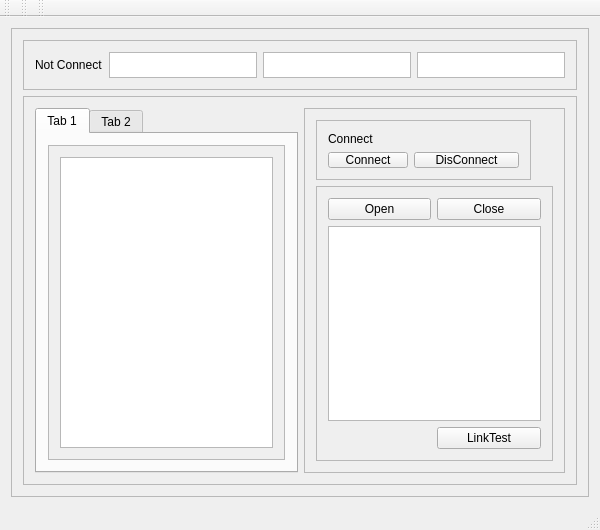
Above: Secs_Gem_Simulator/MainWindow.ui from NHSE/Secs-Gem-Simulator before the change. Below: the same form after it.
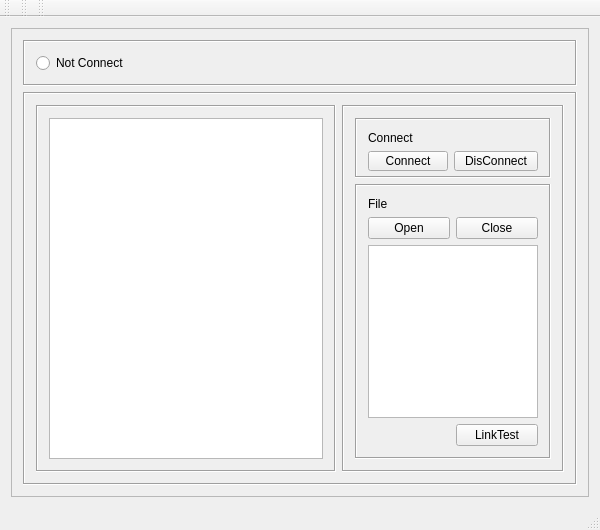
That is the form after the change.

```diff
--- a/Secs_Gem_Simulator/MainWindow.ui
+++ b/Secs_Gem_Simulator/MainWindow.ui
@@ -45,81 +45,60 @@
           </size>
          </property>
          <property name="frameShape">
-          <enum>QFrame::StyledPanel</enum>
+          <enum>QFrame::Box</enum>
          </property>
          <property name="frameShadow">
-          <enum>QFrame::Raised</enum>
+          <enum>QFrame::Sunken</enum>
          </property>
          <layout class="QHBoxLayout" name="horizontalLayout_6">
           <item>
-           <widget class="QLabel" name="lb_State">
+           <widget class="QRadioButton" name="rbtn_State">
+            <property name="enabled">
+             <bool>true</bool>
+            </property>
             <property name="text">
              <string>Not Connect</string>
             </property>
            </widget>
           </item>
-          <item>
-           <widget class="QTextEdit" name="textEdit_2"/>
-          </item>
-          <item>
-           <widget class="QTextEdit" name="textEdit"/>
-          </item>
-          <item>
-           <widget class="QTextEdit" name="textEdit_3"/>
-          </item>
          </layout>
         </widget>
        </item>
        <item>
         <widget class="QFrame" name="frame_7">
          <property name="frameShape">
-          <enum>QFrame::StyledPanel</enum>
+          <enum>QFrame::Box</enum>
          </property>
          <property name="frameShadow">
-          <enum>QFrame::Raised</enum>
+          <enum>QFrame::Sunken</enum>
          </property>
          <layout class="QHBoxLayout" name="horizontalLayout_4">
           <item>
-           <widget class="QTabWidget" name="tabWidget">
-            <property name="currentIndex">
-             <number>0</number>
+           <widget class="QScrollArea" name="scrollArea">
+            <property name="minimumSize">
+             <size>
+              <width>300</width>
+              <height>0</height>
+             </size>
             </property>
-            <widget class="QWidget" name="tab">
-             <attribute name="title">
-              <string>Tab 1</string>
-             </attribute>
-             <layout class="QHBoxLayout" name="horizontalLayout_2">
+            <property name="frameShape">
+             <enum>QFrame::Box</enum>
+            </property>
+            <property name="widgetResizable">
+             <bool>true</bool>
+            </property>
+            <widget class="QWidget" name="scrollAreaWidgetContents">
+             <property name="geometry">
+              <rect>
+               <x>0</x>
+               <y>0</y>
+               <width>296</width>
+               <height>361</height>
+              </rect>
+             </property>
+             <layout class="QHBoxLayout" name="horizontalLayout_7">
               <item>
-               <widget class="QScrollArea" name="scrollArea">
-                <property name="widgetResizable">
-                 <bool>true</bool>
-                </property>
-                <widget class="QWidget" name="scrollAreaWidgetContents">
-                 <property name="geometry">
-                  <rect>
-                   <x>0</x>
-                   <y>0</y>
-                   <width>274</width>
-                   <height>311</height>
-                  </rect>
-                 </property>
-                 <layout class="QHBoxLayout" name="horizontalLayout_7">
-                  <item>
-                   <widget class="QTextEdit" name="tb_SecsMsg"/>
-                  </item>
-                 </layout>
-                </widget>
-               </widget>
-              </item>
-             </layout>
-            </widget>
-            <widget class="QWidget" name="tab_2">
-             <attribute name="title">
-              <string>Tab 2</string>
-             </attribute>
-             <layout class="QHBoxLayout" name="horizontalLayout_3">
-              <item>
-               <widget class="QTextBrowser" name="textBrowser_2"/>
+               <widget class="QTextEdit" name="tb_SecsMsg"/>
               </item>
              </layout>
             </widget>
@@ -128,10 +107,10 @@
           <item>
            <widget class="QFrame" name="frame">
             <property name="frameShape">
-             <enum>QFrame::StyledPanel</enum>
+             <enum>QFrame::Box</enum>
             </property>
             <property name="frameShadow">
-             <enum>QFrame::Raised</enum>
+             <enum>QFrame::Sunken</enum>
             </property>
             <layout class="QVBoxLayout" name="verticalLayout">
              <item>
@@ -143,10 +122,10 @@
                 </size>
                </property>
                <property name="frameShape">
-                <enum>QFrame::StyledPanel</enum>
+                <enum>QFrame::Box</enum>
                </property>
                <property name="frameShadow">
-                <enum>QFrame::Raised</enum>
+                <enum>QFrame::Sunken</enum>
                </property>
                <layout class="QFormLayout" name="formLayout">
                 <item row="0" column="0">
@@ -158,6 +137,18 @@
                 </item>
                 <item row="1" column="0">
                  <widget class="QPushButton" name="btnConnect">
+                  <property name="minimumSize">
+                   <size>
+                    <width>0</width>
+                    <height>20</height>
+                   </size>
+                  </property>
+                  <property name="maximumSize">
+                   <size>
+                    <width>100</width>
+                    <height>16777215</height>
+                   </size>
+                  </property>
                   <property name="font">
                    <font/>
                   </property>
@@ -168,6 +159,18 @@
                 </item>
                 <item row="1" column="1">
                  <widget class="QPushButton" name="btnDisConnect">
+                  <property name="minimumSize">
+                   <size>
+                    <width>0</width>
+                    <height>20</height>
+                   </size>
+                  </property>
+                  <property name="maximumSize">
+                   <size>
+                    <width>100</width>
+                    <height>16777215</height>
+                   </size>
+                  </property>
                   <property name="font">
                    <font/>
                   </property>
@@ -182,33 +185,52 @@
              <item>
               <widget class="QFrame" name="frame_3">
                <property name="frameShape">
-                <enum>QFrame::StyledPanel</enum>
+                <enum>QFrame::Box</enum>
                </property>
                <property name="frameShadow">
-                <enum>QFrame::Raised</enum>
+                <enum>QFrame::Sunken</enum>
                </property>
                <layout class="QGridLayout" name="gridLayout">
-                <item row="0" column="0">
-                 <widget class="QPushButton" name="btnOpen">
+                <item row="3" column="1">
+                 <widget class="QPushButton" name="btnLinkTest">
                   <property name="text">
-                   <string>Open</string>
+                   <string>LinkTest</string>
                   </property>
                  </widget>
                 </item>
-                <item row="1" column="0" colspan="2">
+                <item row="2" column="0" colspan="2">
                  <widget class="QListWidget" name="lw_MsgList"/>
                 </item>
-                <item row="0" column="1">
+                <item row="1" column="1">
                  <widget class="QPushButton" name="btnClos">
+                  <property name="maximumSize">
+                   <size>
+                    <width>90</width>
+                    <height>16777215</height>
+                   </size>
+                  </property>
                   <property name="text">
                    <string>Close</string>
                   </property>
                  </widget>
                 </item>
-                <item row="2" column="1">
-                 <widget class="QPushButton" name="btnLinkTest">
+                <item row="1" column="0">
+                 <widget class="QPushButton" name="btnOpen">
+                  <property name="maximumSize">
+                   <size>
+                    <width>90</width>
+                    <height>16777215</height>
+                   </size>
+                  </property>
                   <property name="text">
-                   <string>LinkTest</string>
+                   <string>Open</string>
+                  </property>
+                 </widget>
+                </item>
+                <item row="0" column="0">
+                 <widget class="QLabel" name="label_2">
+                  <property name="text">
+                   <string>File</string>
                   </property>
                  </widget>
                 </item>
@@ -250,17 +272,6 @@
    </attribute>
   </widget>
   <widget class="QStatusBar" name="statusBar"/>
-  <widget class="QToolBar" name="toolBar">
-   <property name="windowTitle">
-    <string>toolBar</string>
-   </property>
-   <attribute name="toolBarArea">
-    <enum>TopToolBarArea</enum>
-   </attribute>
-   <attribute name="toolBarBreak">
-    <bool>false</bool>
-   </attribute>
-  </widget>
   <widget class="QToolBar" name="toolBar_2">
    <property name="windowTitle">
     <string>toolBar_2</string>
@@ -272,6 +283,17 @@
     <bool>false</bool>
    </attribute>
   </widget>
+  <widget class="QToolBar" name="toolBar">
+   <property name="windowTitle">
+    <string>toolBar</string>
+   </property>
+   <attribute name="toolBarArea">
+    <enum>TopToolBarArea</enum>
+   </attribute>
+   <attribute name="toolBarBreak">
+    <bool>false</bool>
+   </attribute>
+  </widget>
  </widget>
  <layoutdefault spacing="6" margin="11"/>
  <resources>
```
Left out of the diff: 14 changed lines with no effect on the pictures.
